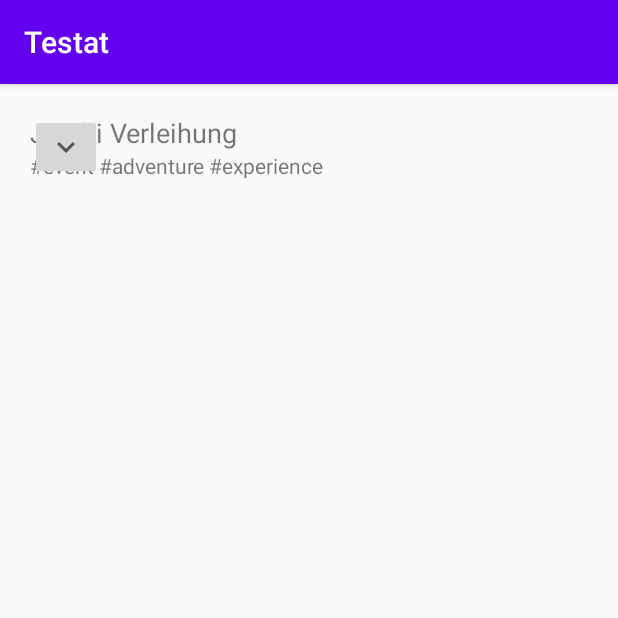
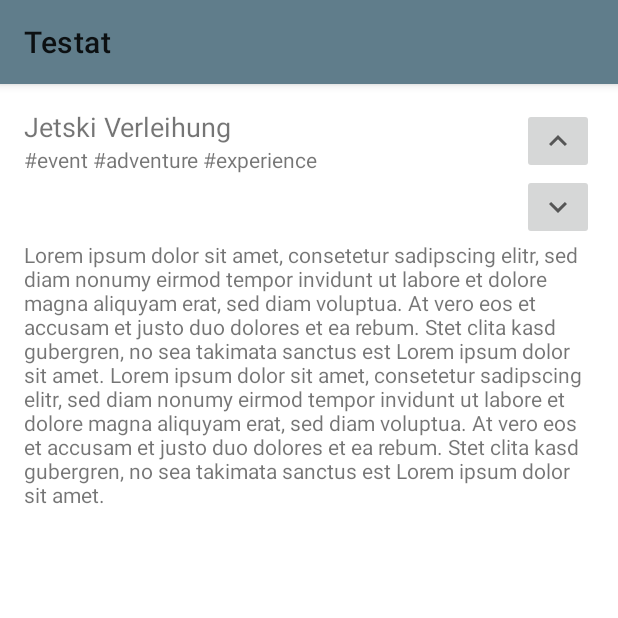
Before and after one commit to themha/MGE-Project, an Android app: the FeedActivity screen opened directly, with no data from a screen before it, after a tap on "Jetski Verleihung", on a phone screen of 412 x 824 dp, the top half of it. Run offline under Robolectric (Android 15) with nearby library versions, the phone set to English and light mode, and no system bars.

Commit message:
speech to text recognition service, formActivity created

```diff
--- a/app/build.gradle
+++ b/app/build.gradle
@@ -32,6 +32,7 @@ dependencies {
     implementation 'androidx.constraintlayout:constraintlayout:2.0.1'
     implementation 'androidx.recyclerview:recyclerview:1.1.0'
     implementation 'androidx.cardview:cardview:1.0.0'
+    implementation 'com.google.android.material:material:1.3.0-alpha03'
     testImplementation 'junit:junit:4.12'
     androidTestImplementation 'androidx.test.ext:junit:1.1.2'
     androidTestImplementation 'androidx.test.espresso:espresso-core:3.3.0'
--- a/app/src/main/AndroidManifest.xml
+++ b/app/src/main/AndroidManifest.xml
@@ -9,7 +9,8 @@
         android:roundIcon="@mipmap/ic_launcher_round"
         android:supportsRtl="true"
         android:theme="@style/AppTheme">
-        <activity android:name=".activities.FeedDetailActivity"></activity>
+        <activity android:name=".activities.IdeaFormActivity"></activity>
+        <activity android:name=".activities.FeedItemDetailActivity" />
         <activity android:name=".activities.FeedActivity" />
         <activity android:name=".activities.MainActivity">
             <intent-filter>
@@ -20,4 +21,8 @@
         </activity>
     </application>
 
+    <uses-permission android:name="android.permission.QUERY_ALL_PACKAGES" />
+    <uses-permission android:name="android.permission.RECORD_AUDIO"/>
+    <!--<uses-permission android:name="android.permission.INTERNET"/>-->
+
 </manifest>
--- a/app/src/main/java/com/ost/rj/mge/testat/activities/FeedActivity.kt
+++ b/app/src/main/java/com/ost/rj/mge/testat/activities/FeedActivity.kt
@@ -4,13 +4,13 @@ import android.content.Context
 import android.content.Intent
 import androidx.appcompat.app.AppCompatActivity
 import android.os.Bundle
-import android.util.Log
+import android.view.View
 import androidx.recyclerview.widget.LinearLayoutManager
 import androidx.recyclerview.widget.RecyclerView
+import com.google.android.material.snackbar.Snackbar
 import com.ost.rj.mge.testat.R
 import com.ost.rj.mge.testat.adapter.IdeaAdapter
 import com.ost.rj.mge.testat.adapter.IdeaViewHolder
-import com.ost.rj.mge.testat.adapter.OnItemClickListener
 import com.ost.rj.mge.testat.model.Idea
 import com.ost.rj.mge.testat.model.IdeaRepository
 
@@ -37,6 +37,16 @@ class FeedActivity : AppCompatActivity() {
         recyclerView.layoutManager = layoutManager
         recyclerView.adapter = adapter
 
+        val fabButtonAdd: View = findViewById(R.id.feed_fab_add_idea)
+        fabButtonAdd.setOnClickListener {
+            buildIdeaFormActivity()
+            /*
+            view -> Snackbar.make(view, "Start activity for adding new ideas", Snackbar.LENGTH_LONG)
+            .setAction("Action", null)
+            .show()
+
+             */
+        }
 
     }
 
@@ -45,7 +55,12 @@ class FeedActivity : AppCompatActivity() {
     }
 
     private fun buildFeedDetailActivity(title: String, tags: String) {
-        val feedActivityIntent : Intent = FeedDetailActivity.createIntent(this, title, tags)
+        val feedActivityIntent : Intent = FeedItemDetailActivity.createIntent(this, title, tags)
         startActivity(feedActivityIntent)
     }
+
+    private fun buildIdeaFormActivity(){
+        val ideaFormActivity : Intent = IdeaFormActivity.createIntent(this)
+        startActivity(ideaFormActivity)
+    }
 }
--- a/app/src/main/java/com/ost/rj/mge/testat/activities/FeedDetailActivity.kt
+++ b/app/src/main/java/com/ost/rj/mge/testat/activities/FeedItemDetailActivity.kt
@@ -7,9 +7,8 @@ import android.widget.Button
 import android.widget.TextView
 import androidx.appcompat.app.AppCompatActivity
 import com.ost.rj.mge.testat.R
-import com.ost.rj.mge.testat.model.Idea
 
-class FeedDetailActivity : AppCompatActivity() {
+class FeedItemDetailActivity : AppCompatActivity() {
 
     private lateinit var title : String
     private lateinit var tags : String
@@ -19,7 +18,7 @@ class FeedDetailActivity : AppCompatActivity() {
         private const val FEED_IDEA_TAGS = "tags"
 
         fun createIntent(context: Context, title : String, tags : String) : Intent {
-            val intent : Intent = Intent(context, FeedDetailActivity::class.java)
+            val intent : Intent = Intent(context, FeedItemDetailActivity::class.java)
             intent.putExtra(FEED_IDEA_TITLE, title)
             intent.putExtra(FEED_IDEA_TAGS, tags)
             return intent
@@ -28,14 +27,14 @@ class FeedDetailActivity : AppCompatActivity() {
 
     override fun onCreate(savedInstanceState: Bundle?) {
         super.onCreate(savedInstanceState)
-        setContentView(R.layout.activity_feed_detail)
+        setContentView(R.layout.activity_feed_item_detail)
 
         title = intent.getStringExtra(FEED_IDEA_TITLE)!!
         tags = intent.getStringExtra(FEED_IDEA_TAGS)!!
 
-        val titleTestView : TextView = findViewById<Button>(R.id.test_title)
+        val titleTestView : TextView = findViewById<Button>(R.id.feed_item_detail_textView_title)
         titleTestView.text = title
-        val tagsTestView : TextView = findViewById<Button>(R.id.test_tags)
+        val tagsTestView : TextView = findViewById<Button>(R.id.feed_item_detail_textView_tags)
         tagsTestView.text = tags
 
     }
--- a/app/src/main/res/layout/activity_feed_detail.xml
+++ /dev/null
@@ -1,44 +0,0 @@
-<?xml version="1.0" encoding="utf-8"?>
-<androidx.constraintlayout.widget.ConstraintLayout xmlns:android="http://schemas.android.com/apk/res/android"
-    xmlns:app="http://schemas.android.com/apk/res-auto"
-    xmlns:tools="http://schemas.android.com/tools"
-    android:layout_width="match_parent"
-    android:layout_height="match_parent"
-    tools:context=".activities.FeedDetailActivity"
-    android:padding="20dp">
-
-    <TextView
-        android:id="@+id/test_title"
-        android:layout_width="wrap_content"
-        android:layout_height="wrap_content"
-        android:text="Title"
-        android:textSize="18sp"
-        app:layout_constraintStart_toStartOf="parent"
-        app:layout_constraintTop_toTopOf="parent" />
-
-    <TextView
-        android:id="@+id/test_tags"
-        android:layout_width="wrap_content"
-        android:layout_height="wrap_content"
-        android:text="Tags"
-        android:textSize="14sp"
-        app:layout_constraintStart_toStartOf="parent"
-        app:layout_constraintTop_toBottomOf="@+id/test_title" />
-
-    <ImageButton
-        android:id="@+id/imageButton"
-        android:layout_width="wrap_content"
-        android:layout_height="wrap_content"
-        app:srcCompat="@drawable/ic_baseline_keyboard_arrow_up_24"
-        tools:layout_editor_absoluteX="295dp"
-        tools:layout_editor_absoluteY="196dp" />
-
-    <ImageButton
-        android:id="@+id/imageButton2"
-        android:layout_width="wrap_content"
-        android:layout_height="wrap_content"
-        app:srcCompat="@drawable/ic_baseline_keyboard_arrow_down_24"
-        tools:layout_editor_absoluteX="293dp"
-        tools:layout_editor_absoluteY="248dp" />
-
-</androidx.constraintlayout.widget.ConstraintLayout>
--- /dev/null
+++ b/app/src/main/res/layout/activity_feed_item_detail.xml
@@ -0,0 +1,63 @@
+<?xml version="1.0" encoding="utf-8"?>
+<androidx.constraintlayout.widget.ConstraintLayout xmlns:android="http://schemas.android.com/apk/res/android"
+    xmlns:app="http://schemas.android.com/apk/res-auto"
+    xmlns:tools="http://schemas.android.com/tools"
+    android:layout_width="match_parent"
+    android:layout_height="match_parent"
+    android:padding="16dp"
+    tools:context=".activities.FeedItemDetailActivity">
+
+    <TextView
+        android:id="@+id/feed_item_detail_textView_title"
+        android:layout_width="wrap_content"
+        android:layout_height="wrap_content"
+        android:text="Title"
+        android:textSize="18sp"
+        app:layout_constraintStart_toStartOf="parent"
+        app:layout_constraintTop_toTopOf="parent" />
+
+    <TextView
+        android:id="@+id/feed_item_detail_textView_tags"
+        android:layout_width="wrap_content"
+        android:layout_height="wrap_content"
+        android:text="Tags"
+        android:textSize="14sp"
+        app:layout_constraintStart_toStartOf="parent"
+        app:layout_constraintTop_toBottomOf="@+id/feed_item_detail_textView_title" />
+
+    <ImageButton
+        android:id="@+id/feed_item_detail_imageButton_voteUp"
+        android:layout_width="wrap_content"
+        android:layout_height="wrap_content"
+        app:layout_constraintEnd_toEndOf="parent"
+        app:layout_constraintTop_toTopOf="parent"
+        app:srcCompat="@drawable/ic_baseline_keyboard_arrow_up_24" />
+
+    <ImageButton
+        android:id="@+id/feed_item_detail_imageButton_voteDown"
+        android:layout_width="wrap_content"
+        android:layout_height="wrap_content"
+        app:layout_constraintEnd_toEndOf="parent"
+        app:layout_constraintTop_toBottomOf="@+id/feed_item_detail_imageButton_voteUp"
+        app:srcCompat="@drawable/ic_baseline_keyboard_arrow_down_24" />
+
+    <TextView
+        android:id="@+id/feed_item_detail_textView_description"
+        android:layout_width="0dp"
+        android:layout_height="0dp"
+        android:text="@string/lorem_ipsum_text_100"
+        app:layout_constraintBottom_toBottomOf="parent"
+        app:layout_constraintEnd_toEndOf="parent"
+        app:layout_constraintStart_toStartOf="parent"
+        app:layout_constraintTop_toBottomOf="@+id/barrier2" />
+
+    <androidx.constraintlayout.widget.Barrier
+        android:id="@+id/barrier2"
+        android:layout_width="wrap_content"
+        android:layout_height="wrap_content"
+        app:barrierDirection="bottom"
+        app:constraint_referenced_ids="feed_item_detail_imageButton_voteUp,feed_item_detail_textView_title,feed_item_detail_imageButton_voteDown,feed_item_detail_textView_tags"
+        tools:layout_editor_absoluteX="20dp"
+        tools:layout_editor_absoluteY="711dp" />
+
+</androidx.constraintlayout.widget.ConstraintLayout>
--- a/app/src/main/res/values/colors.xml
+++ b/app/src/main/res/values/colors.xml
@@ -1,6 +1,11 @@
 <?xml version="1.0" encoding="utf-8"?>
 <resources>
-    <color name="colorPrimary">#6200EE</color>
-    <color name="colorPrimaryDark">#3700B3</color>
-    <color name="colorAccent">#03DAC5</color>
+    <color name="primaryColor">#607d8b</color>
+    <color name="primaryLightColor">#8eacbb</color>
+    <color name="primaryDarkColor">#34515e</color>
+    <color name="secondaryColor">#ffa726</color>
+    <color name="secondaryLightColor">#ffd95b</color>
+    <color name="secondaryDarkColor">#c77800</color>
+    <color name="primaryTextColor">#000000</color>
+    <color name="secondaryTextColor">#000000</color>
 </resources>
--- a/app/src/main/res/values/strings.xml
+++ b/app/src/main/res/values/strings.xml
@@ -2,4 +2,6 @@
     <string name="app_name">Testat</string>
     <string name="feed_item_text_tags">Tags</string>
     <string name="feed_item_text_title">Title</string>
+
+    <string name="lorem_ipsum_text_100">Lorem ipsum dolor sit amet, consetetur sadipscing elitr, sed diam nonumy eirmod tempor invidunt ut labore et dolore magna aliquyam erat, sed diam voluptua. At vero eos et accusam et justo duo dolores et ea rebum. Stet clita kasd gubergren, no sea takimata sanctus est Lorem ipsum dolor sit amet. Lorem ipsum dolor sit amet, consetetur sadipscing elitr, sed diam nonumy eirmod tempor invidunt ut labore et dolore magna aliquyam erat, sed diam voluptua. At vero eos et accusam et justo duo dolores et ea rebum. Stet clita kasd gubergren, no sea takimata sanctus est Lorem ipsum dolor sit amet.</string>
 </resources>
--- a/app/src/main/res/values/styles.xml
+++ b/app/src/main/res/values/styles.xml
@@ -1,10 +1,10 @@
 <resources>
     <!-- Base application theme. -->
-    <style name="AppTheme" parent="Theme.AppCompat.Light.DarkActionBar">
+    <style name="AppTheme" parent="Theme.MaterialComponents.DayNight">
         <!-- Customize your theme here. -->
-        <item name="colorPrimary">@color/colorPrimary</item>
-        <item name="colorPrimaryDark">@color/colorPrimaryDark</item>
-        <item name="colorAccent">@color/colorAccent</item>
+        <item name="colorPrimary">@color/primaryColor</item>
+        <item name="colorPrimaryDark">@color/primaryDarkColor</item>
+        <item name="colorAccent">@color/secondaryColor</item>
     </style>
 
 </resources>
```
Also changed, not shown: app/src/main/java/com/ost/rj/mge/testat/activities/IdeaFormActivity.kt (added, +171 -0 lines), app/src/main/java/com/ost/rj/mge/testat/adapter/IdeaViewHolder.kt (+0 -7 lines), app/src/main/java/com/ost/rj/mge/testat/services/SpeechToText.kt (added, +15 -0 lines), app/src/main/res/drawable/ic_baseline_add_24.xml (added, +10 -0 lines), app/src/main/res/drawable/ic_baseline_mic_24.xml (added, +10 -0 lines), app/src/main/res/layout/activity_feed.xml (+10 -0 lines), app/src/main/res/layout/activity_idea_form.xml (added, +66 -0 lines).
